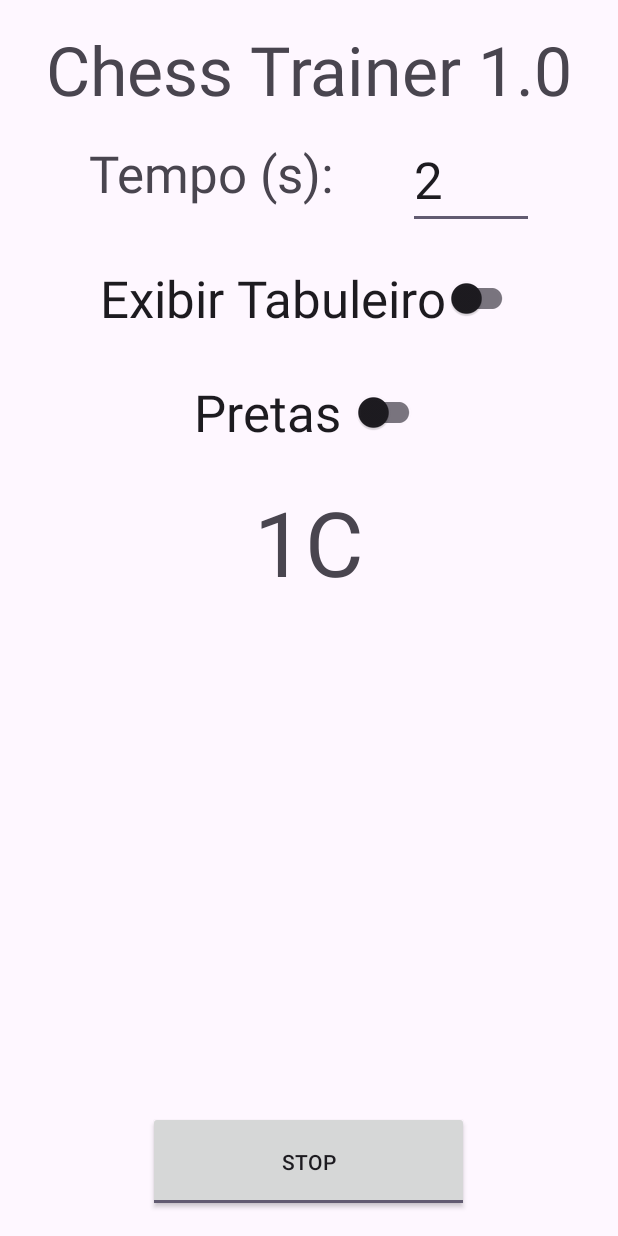
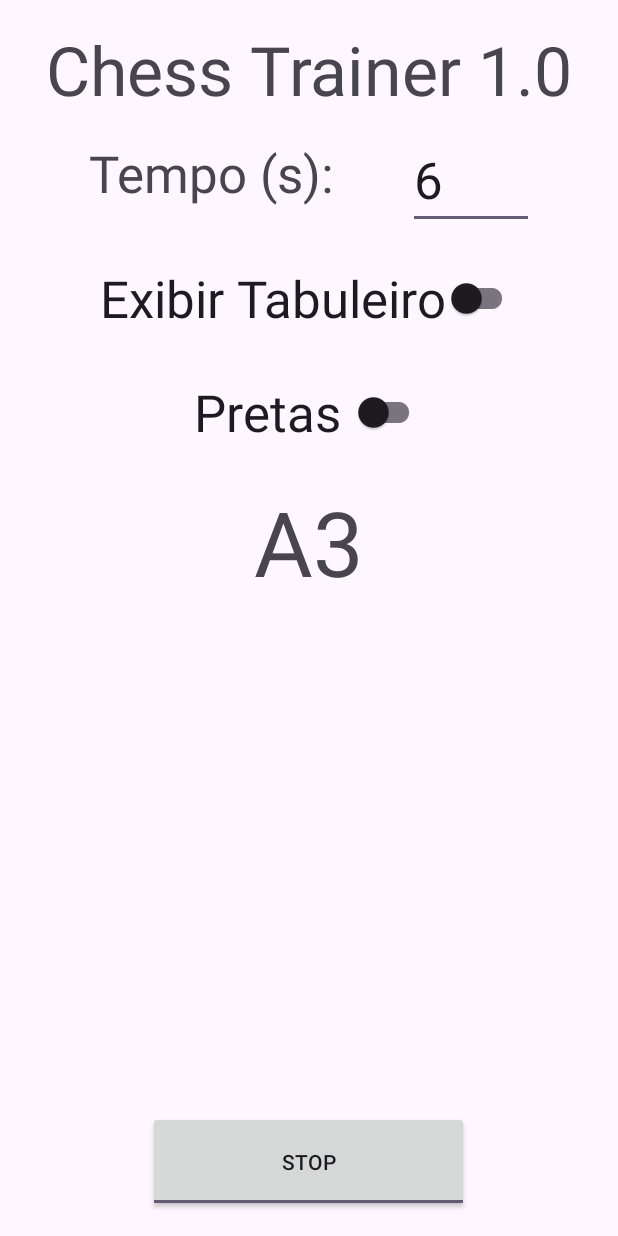
Before and after one commit to deividsonokopnik/chess-board-trainer, an Android app: the screen it shows after launch (MainActivity), after a tap on "START", on a phone screen of 412 x 824 dp. Run offline under Robolectric (Android 15) with nearby library versions, the phone set to English and light mode, and no system bars.

Commit message:
funcionando com timer e voz

```diff
--- a/app/src/main/java/com/example/chess_board_trainer/MainActivity.kt
+++ b/app/src/main/java/com/example/chess_board_trainer/MainActivity.kt
@@ -11,19 +11,36 @@ import android.media.MediaPlayer
 class MainActivity : AppCompatActivity(), TextToSpeech.OnInitListener {
 
     val delay: Long = 1000000000000000
-    val interval: Long = 5000
+    val interval: Long = 6000
 
     private val timer = object: CountDownTimer(delay, interval) {
         override fun onTick(millisUntilFinished: Long) {
             val textView: TextView = findViewById(R.id.textView3) as TextView
-            val rnd1 = (1..8).random()
-            val rnd2 = listOf(('A'..'H')).flatten().random()
-            textView.text = rnd1.toString()+rnd2.toString()
+            val rnd1 = listOf(('A'..'H')).flatten().random()
+            val rnd2 = (1..8).random()
+            textView.text = rnd1.toString() + rnd2.toString()
 
-            var mediaPlayer = MediaPlayer.create(baseContext, R.raw.sa)
+            var mediaPlayer = MediaPlayer.create(baseContext, R.raw.sa);
+            if(rnd1.toString()=="B") { mediaPlayer = MediaPlayer.create(baseContext, R.raw.sb) }
+            if(rnd1.toString()=="C") { mediaPlayer = MediaPlayer.create(baseContext, R.raw.sc) }
+            if(rnd1.toString()=="D") { mediaPlayer = MediaPlayer.create(baseContext, R.raw.sd) }
+            if(rnd1.toString()=="E") { mediaPlayer = MediaPlayer.create(baseContext, R.raw.se) }
+            if(rnd1.toString()=="F") { mediaPlayer = MediaPlayer.create(baseContext, R.raw.sf) }
+            if(rnd1.toString()=="G") { mediaPlayer = MediaPlayer.create(baseContext, R.raw.sg) }
+            if(rnd1.toString()=="H") { mediaPlayer = MediaPlayer.create(baseContext, R.raw.sh) }
+
             mediaPlayer.start()
             Thread.sleep(800)
+
             mediaPlayer = MediaPlayer.create(baseContext, R.raw.s1)
+            if(rnd2.toString()=="2") { mediaPlayer = MediaPlayer.create(baseContext, R.raw.s2) }
+            if(rnd2.toString()=="3") { mediaPlayer = MediaPlayer.create(baseContext, R.raw.s3) }
+            if(rnd2.toString()=="4") { mediaPlayer = MediaPlayer.create(baseContext, R.raw.s4) }
+            if(rnd2.toString()=="5") { mediaPlayer = MediaPlayer.create(baseContext, R.raw.s5) }
+            if(rnd2.toString()=="6") { mediaPlayer = MediaPlayer.create(baseContext, R.raw.s6) }
+            if(rnd2.toString()=="7") { mediaPlayer = MediaPlayer.create(baseContext, R.raw.s7) }
+            if(rnd2.toString()=="8") { mediaPlayer = MediaPlayer.create(baseContext, R.raw.s8) }
+
             mediaPlayer.start()
         }
 
--- a/app/src/main/res/layout/activity_main.xml
+++ b/app/src/main/res/layout/activity_main.xml
@@ -50,10 +50,10 @@
         android:layout_marginEnd="56dp"
         android:accessibilityTraversalAfter="@id/textView2"
         android:accessibilityTraversalBefore="@id/switch1"
+        android:autofillHints="@string/tempo_inicial"
         android:ems="10"
         android:inputType="number"
         android:text="@string/tempo_inicial"
-        android:autofillHints="@string/tempo_inicial"
         android:textAppearance="@style/TextAppearance.AppCompat.Display1"
         app:layout_constraintEnd_toEndOf="parent"
         app:layout_constraintTop_toBottomOf="@+id/textView" />
--- a/app/src/main/res/values/strings.xml
+++ b/app/src/main/res/values/strings.xml
@@ -4,7 +4,7 @@
     <string name="tempo">Tempo (s):</string>
     <string name="exibir">Exibir Tabuleiro</string>
     <string name="pretas">Pretas</string>
-    <string name="tempo_inicial">2</string>
+    <string name="tempo_inicial">6</string>
     <string name="casa_inicial">--</string>
     <string name="start">START</string>
     <string name="stop">STOP</string>
```
